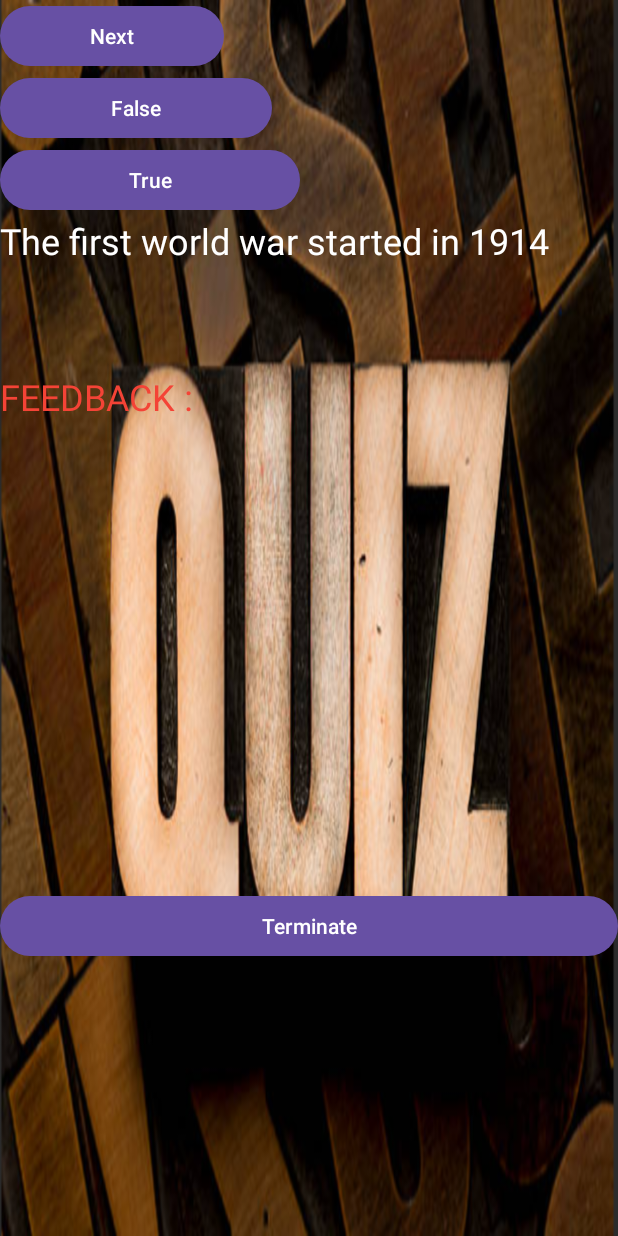
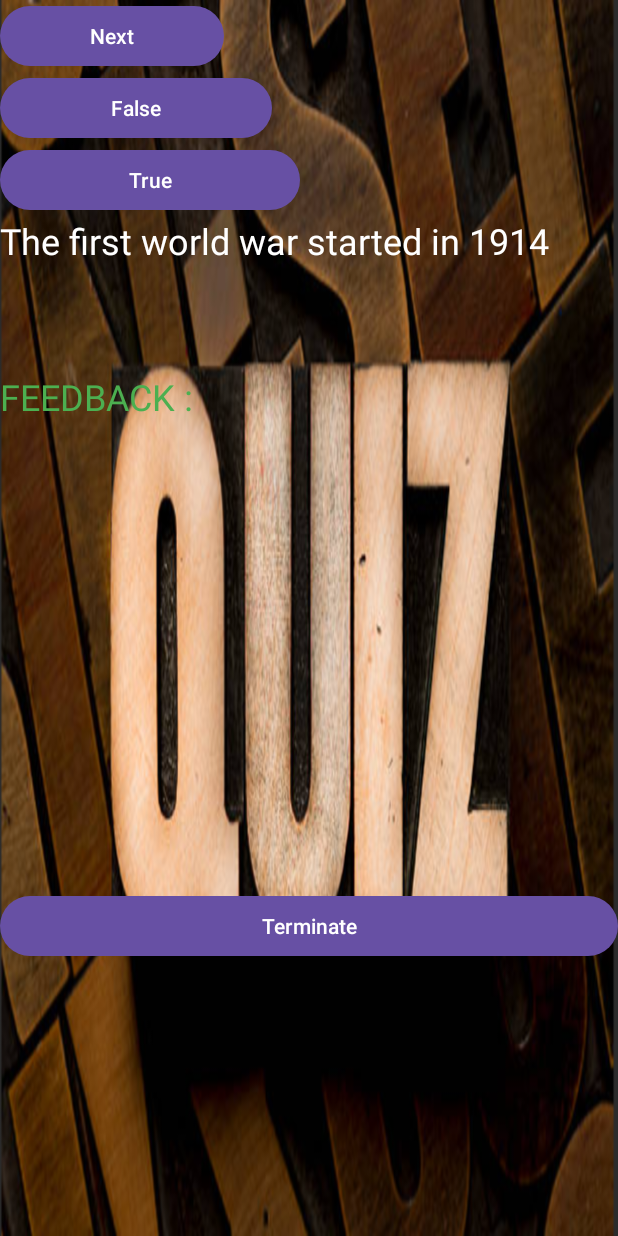
Before and after one commit to ST10486848/ST10486848_Flashcardapp, an Android app: the Flashcardscreen screen opened directly, with no data from a screen before it, on a phone screen of 412 x 824 dp. Run offline under Robolectric (Android 15) with nearby library versions, the phone set to English and light mode, and no system bars.

Commit message:
Third commit

```diff
--- a/app/src/main/res/layout/activity_flashcardscreen.xml
+++ b/app/src/main/res/layout/activity_flashcardscreen.xml
@@ -46,7 +46,7 @@
         android:layout_width="376dp"
         android:layout_height="345dp"
         android:text="FEEDBACK :"
-        android:textColor="#F44336"
+        android:textColor="#4CAF50"
         android:textSize="24sp" />
 
     <Button
```
